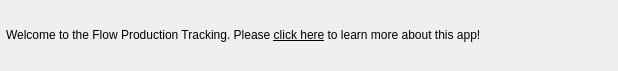
Above: resources/banner_widget.ui from shotgunsoftware/tk-desktop before the change. Below: the same form after it.
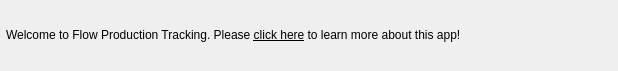
That is the form after the change. Icons and pictures are not drawn.

The edit to the form file:
```diff
--- a/resources/banner_widget.ui
+++ b/resources/banner_widget.ui
@@ -33,7 +33,7 @@
 border-color: rgb(0, 0, 0);</string>
      </property>
      <property name="text">
-      <string>Welcome to the Flow Production Tracking. Please &lt;u&gt;click here&lt;/u&gt; to learn more about this app!</string>
+      <string>Welcome to Flow Production Tracking. Please &lt;u&gt;click here&lt;/u&gt; to learn more about this app!</string>
      </property>
      <property name="wordWrap">
       <bool>true</bool>
```
